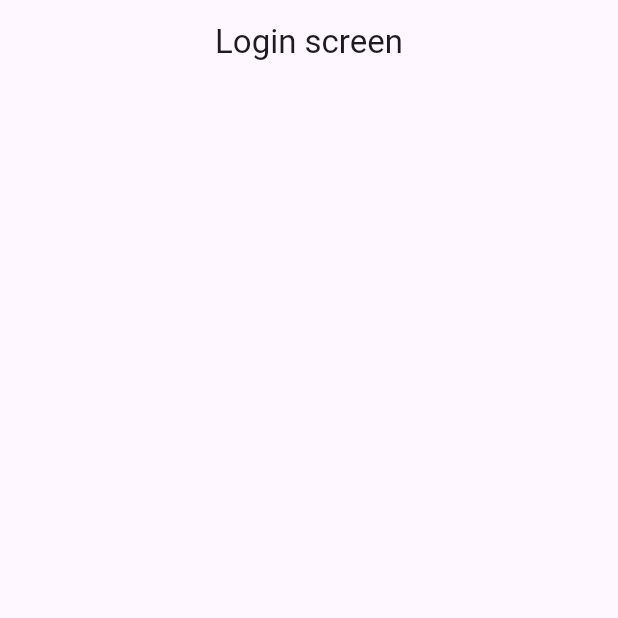
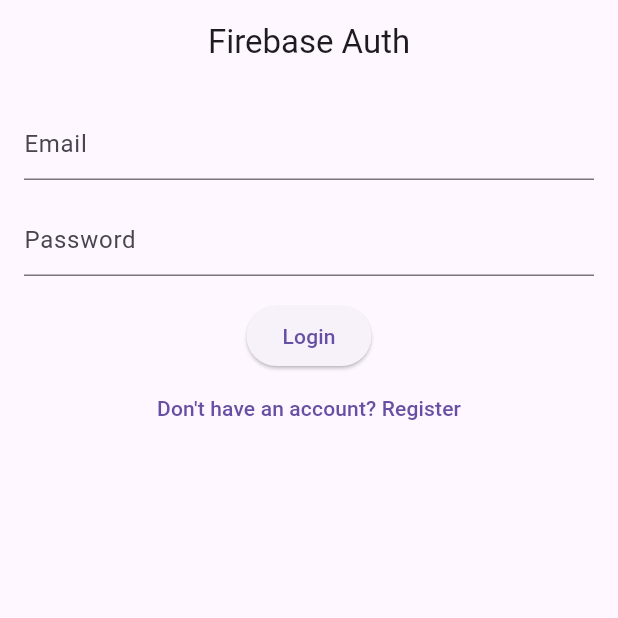
Before and after one commit to narzu11ayevnodirbek/topstretching, a Flutter app: the screen it shows after launch, on a phone screen of 412 x 824 dp, the top half of it. Run offline on Flutter 3.47's test engine with Material 3 defaults, Android fonts, the phone set to English and light mode, and no system bars; our stand-ins replace dio, firebase_auth, firebase_core, flutter_bloc, get_it; accounts and stored records are empty.

Commit message:
third commit

```diff
--- a/lib/features/auth/login_screen.dart
+++ /dev/null
@@ -1,16 +0,0 @@
-import 'package:flutter/material.dart';
-
-class LoginScreen extends StatelessWidget {
-  const LoginScreen({super.key});
-
-  @override
-  Widget build(BuildContext context) {
-    return Scaffold(
-      appBar: AppBar(
-        automaticallyImplyLeading: false,
-        title: Text("Login screen"),
-        centerTitle: true,
-      ),
-    );
-  }
-}
--- /dev/null
+++ b/lib/features/auth/presentation/blocs/auth_bloc.dart
@@ -0,0 +1,50 @@
+import 'package:firebase_auth/firebase_auth.dart';
+import 'package:flutter_bloc/flutter_bloc.dart';
+import 'package:topstretching/features/auth/presentation/blocs/auth_bloc_event.dart';
+import 'package:topstretching/features/auth/presentation/blocs/auth_bloc_state.dart';
+
+class AuthBloc extends Bloc<AuthBlocEvent, AuthBlocState> {
+  final _auth = FirebaseAuth.instance;
+
+  AuthBloc() : super(AuthInitial()) {
+    on<CheckAuthState>((event, emit) {
+      final user = _auth.currentUser;
+      if (user != null) {
+        emit(AuthAuthenticated(user));
+      } else {
+        emit(AuthUnauthenticated());
+      }
+    });
+
+    on<LoginRequested>((event, emit) async {
+      emit(AuthLoading());
+      try {
+        final cred = await _auth.signInWithEmailAndPassword(
+          email: event.email,
+          password: event.password,
+        );
+        emit(AuthAuthenticated(cred.user!));
+      } catch (e) {
+        emit(AuthUnauthenticated(error: e.toString()));
+      }
+    });
+
+    on<RegisterRequested>((event, emit) async {
+      emit(AuthLoading());
+      try {
+        final cred = await _auth.createUserWithEmailAndPassword(
+          email: event.email,
+          password: event.password,
+        );
+        emit(AuthAuthenticated(cred.user!));
+      } catch (e) {
+        emit(AuthUnauthenticated(error: e.toString()));
+      }
+    });
+
+    on<LogoutRequested>((event, emit) async {
+      await _auth.signOut();
+      emit(AuthUnauthenticated());
+    });
+  }
+}
--- /dev/null
+++ b/lib/features/auth/presentation/blocs/auth_bloc_event.dart
@@ -0,0 +1,17 @@
+abstract class AuthBlocEvent {}
+
+class LoginRequested extends AuthBlocEvent {
+  final String email;
+  final String password;
+  LoginRequested(this.email, this.password);
+}
+
+class RegisterRequested extends AuthBlocEvent {
+  final String email;
+  final String password;
+  RegisterRequested(this.email, this.password);
+}
+
+class LogoutRequested extends AuthBlocEvent {}
+
+class CheckAuthState extends AuthBlocEvent {}
--- /dev/null
+++ b/lib/features/auth/presentation/blocs/auth_bloc_state.dart
@@ -0,0 +1,17 @@
+import 'package:firebase_auth/firebase_auth.dart';
+
+abstract class AuthBlocState {}
+
+class AuthInitial extends AuthBlocState {}
+
+class AuthLoading extends AuthBlocState {}
+
+class AuthAuthenticated extends AuthBlocState {
+  final User user;
+  AuthAuthenticated(this.user);
+}
+
+class AuthUnauthenticated extends AuthBlocState {
+  final String? error;
+  AuthUnauthenticated({this.error});
+}
--- /dev/null
+++ b/lib/features/auth/presentation/screens/auth_page.dart
@@ -0,0 +1,98 @@
+import 'package:flutter/material.dart';
+import 'package:flutter_bloc/flutter_bloc.dart';
+import 'package:topstretching/features/auth/presentation/blocs/auth_bloc.dart';
+import 'package:topstretching/features/auth/presentation/blocs/auth_bloc_event.dart';
+import 'package:topstretching/features/auth/presentation/blocs/auth_bloc_state.dart';
+
+class AuthPage extends StatefulWidget {
+  const AuthPage({super.key});
+
+  @override
+  State<AuthPage> createState() => _AuthPageState();
+}
+
+class _AuthPageState extends State<AuthPage> {
+  final emailController = TextEditingController();
+  final passController = TextEditingController();
+  bool isLogin = true;
+
+  @override
+  Widget build(BuildContext context) {
+    return Scaffold(
+      appBar: AppBar(title: Text("Firebase Auth"), centerTitle: true),
+      body: BlocProvider(
+        create: (_) => AuthBloc()..add(CheckAuthState()),
+        child: BlocBuilder<AuthBloc, AuthBlocState>(
+          builder: (context, state) {
+            if (state is AuthLoading) {
+              return Center(child: CircularProgressIndicator());
+            }
+            if (state is AuthAuthenticated) {
+              return Center(
+                child: Column(
+                  mainAxisAlignment: MainAxisAlignment.center,
+                  children: [
+                    Text("Logged in as ${state.user.email}"),
+                    ElevatedButton(
+                      onPressed: () =>
+                          context.read<AuthBloc>().add(LogoutRequested()),
+                      child: Text("Log Out"),
+                    ),
+                  ],
+                ),
+              );
+            }
+            return Padding(
+              padding: const EdgeInsets.all(16.0),
+              child: Column(
+                children: [
+                  TextField(
+                    controller: emailController,
+                    decoration: InputDecoration(hintText: "Email"),
+                  ),
+                  SizedBox(height: 16),
+                  TextField(
+                    controller: passController,
+                    obscureText: true,
+                    decoration: InputDecoration(hintText: "Password"),
+                  ),
+                  SizedBox(height: 16),
+                  ElevatedButton(
+                    onPressed: () {
+                      if (isLogin) {
+                        context.read<AuthBloc>().add(
+                          LoginRequested(
+                            emailController.text,
+                            passController.text,
+                          ),
+                        );
+                      } else {
+                        context.read<AuthBloc>().add(
+                          RegisterRequested(
+                            emailController.text,
+                            passController.text,
+                          ),
+                        );
+                      }
+                    },
+                    child: Text(isLogin ? "Login" : "Register"),
+                  ),
+                  TextButton(
+                    onPressed: () => setState(() {
+                      isLogin = !isLogin;
+                    }),
+                    child: Text(
+                      isLogin
+                          ? "Don't have an account? Register"
+                          : "Already have an account? Login",
+                    ),
+                  ),
+                ],
+              ),
+            );
+          },
+        ),
+      ),
+    );
+  }
+}
--- a/lib/features/splash_screen.dart
+++ b/lib/features/splash_screen.dart
@@ -1,7 +1,7 @@
 import 'dart:async';
 
 import 'package:flutter/material.dart';
-import 'package:topstretching/features/auth/login_screen.dart';
+import 'package:topstretching/features/auth/presentation/screens/register_screen.dart';
 
 class SplashScreen extends StatefulWidget {
   const SplashScreen({super.key});
@@ -18,7 +18,7 @@
       Duration(seconds: 3),
       () => Navigator.push(
         context,
-        MaterialPageRoute(builder: (context) => LoginScreen()),
+        MaterialPageRoute(builder: (context) => RegisterScreen()),
       ),
     );
   }
--- a/lib/main.dart
+++ b/lib/main.dart
@@ -1,9 +1,14 @@
+import 'package:firebase_core/firebase_core.dart';
 import 'package:flutter/material.dart';
+import 'package:flutter_bloc/flutter_bloc.dart';
 import 'package:topstretching/core/services/di_instance.dart';
-import 'package:topstretching/features/splash_screen.dart';
+import 'package:topstretching/features/auth/presentation/blocs/auth_bloc.dart';
+import 'package:topstretching/features/auth/presentation/blocs/auth_bloc_event.dart';
+import 'package:topstretching/features/auth/presentation/screens/auth_page.dart';
 
 void main() async {
   WidgetsFlutterBinding.ensureInitialized();
+  await Firebase.initializeApp();
   await serviceLocator();
   runApp(const MainApp());
 }
@@ -13,9 +18,9 @@
 
   @override
   Widget build(BuildContext context) {
-    return const MaterialApp(
+    return MaterialApp(
       debugShowCheckedModeBanner: false,
-      home: SplashScreen(),
+      home: const AuthPage(),
     );
   }
 }
--- a/pubspec.yaml
+++ b/pubspec.yaml
@@ -12,6 +12,9 @@
   dio: ^5.8.0+1
   flutter_bloc: ^9.1.1
   get_it: ^8.0.3
+  firebase_core: ^3.13.1
+  firebase_auth: ^5.5.4
+  cloud_firestore: ^5.6.8
 
 dev_dependencies:
   flutter_test:
```
Also changed, not shown: lib/features/auth/data/model/auth_model.dart (added, +25 -0 lines), lib/features/auth/presentation/screens/register_screen.dart (added, +98 -0 lines), lib/features/auth/presentation/widgets/textformfield_widget.dart (added, +28 -0 lines), firebase.json (added), lib/firebase_options.dart (added), pubspec.lock, 10 other files.
